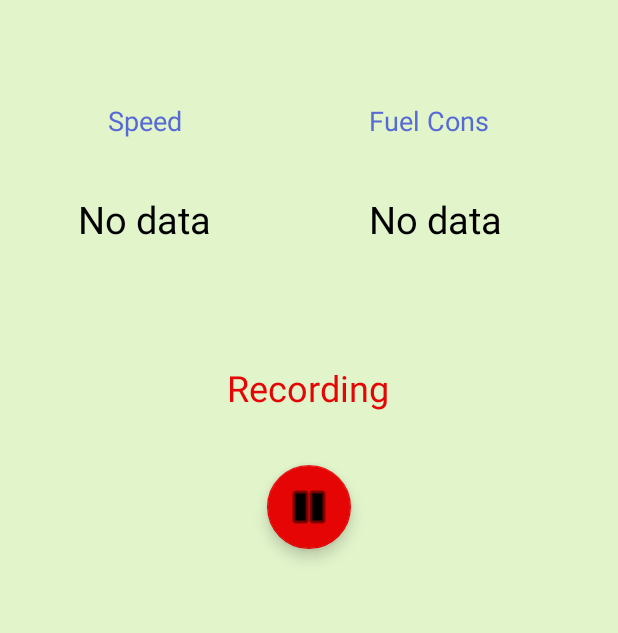
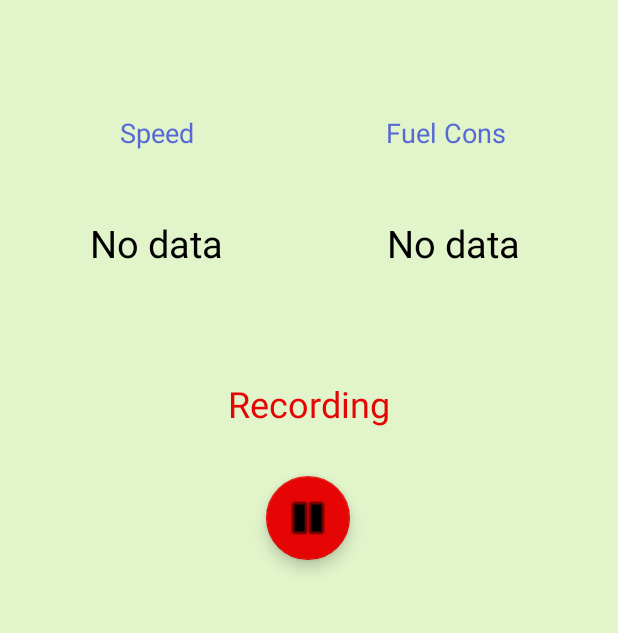
Before and after one commit to EE-Drive/EE-Drive-Client, an Android app: the RecordingScreenFragment screen opened through its navigation route, on a phone screen of 412 x 824 dp, the part 231-864 px from its top. Run offline under Robolectric (Android 15) with nearby library versions, the phone set to English and light mode, and no system bars; our stand-ins replace Room's generated code, navigation-ui; libraries missing offline, so code that uses them is left out: com.github.pires.obd.

Commit message:
Redesigning Buttons, text and background

```diff
--- a/app/src/main/res/layout/fragment_recording_screen.xml
+++ b/app/src/main/res/layout/fragment_recording_screen.xml
@@ -25,67 +25,17 @@
         app:layout_constraintTop_toTopOf="parent" />
 
     <TextView
-        android:id="@+id/recording_speed_txt"
-        android:layout_width="wrap_content"
-        android:layout_height="wrap_content"
-        android:layout_marginStart="72dp"
-        android:layout_marginLeft="72dp"
-        android:layout_marginTop="68dp"
-        android:maxEms="10"
-        android:text="Speed"
-        android:textColor="#5669D5"
-        android:textSize="18sp"
-        app:layout_constraintStart_toStartOf="parent"
-        app:layout_constraintTop_toBottomOf="@+id/recording_title_txt" />
-
-    <TextView
-        android:id="@+id/recording_fuelCons_txt"
-        android:layout_width="wrap_content"
-        android:layout_height="wrap_content"
-        android:layout_marginStart="50dp"
-        android:layout_marginTop="68dp"
-        android:layout_marginEnd="10dp"
-        android:autoText="false"
-        android:breakStrategy="simple"
-        android:freezesText="false"
-        android:maxEms="10"
-        android:text="Fuel Cons"
-        android:textAlignment="center"
-        android:textAllCaps="false"
-        android:textColor="#5669D5"
-        android:textSize="18sp"
-        app:layout_constraintEnd_toEndOf="parent"
-        app:layout_constraintHorizontal_bias="0.493"
-        app:layout_constraintStart_toEndOf="@+id/recording_speed_txt"
-        app:layout_constraintTop_toBottomOf="@+id/recording_title_txt" />
-
-    <TextView
         android:id="@+id/recording_speed_dynmTxt"
         android:layout_width="wrap_content"
         android:layout_height="wrap_content"
-        android:layout_marginStart="52dp"
-        android:layout_marginLeft="52dp"
-        android:layout_marginTop="36dp"
+        android:layout_marginStart="60dp"
+        android:layout_marginLeft="60dp"
+        android:layout_marginTop="44dp"
         android:text="No data"
         android:textColor="#000000"
         android:textSize="25sp"
         app:layout_constraintStart_toStartOf="parent"
         app:layout_constraintTop_toBottomOf="@+id/recording_speed_txt" />
-
-    <TextView
-        android:id="@+id/recording_fuelCons_dynmTxt"
-        android:layout_width="wrap_content"
-        android:layout_height="wrap_content"
-        android:layout_marginStart="115dp"
-        android:layout_marginTop="36dp"
-        android:layout_marginEnd="80dp"
-        android:text="No data"
-        android:textColor="#000000"
-        android:textSize="25sp"
-        app:layout_constraintEnd_toEndOf="parent"
-        app:layout_constraintHorizontal_bias="0.833"
-        app:layout_constraintStart_toEndOf="@+id/recording_speed_dynmTxt"
-        app:layout_constraintTop_toBottomOf="@+id/recording_fuelCons_txt" />
 
     <TextView
         android:id="@+id/recording_record_txt"
@@ -100,26 +50,76 @@
         android:textSize="24sp"
         app:layout_constraintBottom_toBottomOf="parent"
         app:layout_constraintEnd_toEndOf="parent"
-        app:layout_constraintHorizontal_bias="0.497"
         app:layout_constraintStart_toStartOf="parent"
         app:layout_constraintTop_toBottomOf="@+id/recording_fuelCons_txt"
-        app:layout_constraintVertical_bias="0.0" />
+        app:layout_constraintVertical_bias="0.018" />
+
+    <TextView
+        android:id="@+id/recording_fuelCons_txt"
+        android:layout_width="wrap_content"
+        android:layout_height="wrap_content"
+        android:layout_marginStart="50dp"
+        android:layout_marginTop="76dp"
+        android:layout_marginEnd="10dp"
+        android:autoText="false"
+        android:breakStrategy="simple"
+        android:freezesText="false"
+        android:maxEms="10"
+        android:text="Fuel Cons"
+        android:textAlignment="center"
+        android:textAllCaps="false"
+        android:textColor="#5669D5"
+        android:textSize="18sp"
+        app:layout_constraintEnd_toEndOf="parent"
+        app:layout_constraintHorizontal_bias="0.542"
+        app:layout_constraintStart_toEndOf="@+id/recording_speed_txt"
+        app:layout_constraintTop_toBottomOf="@+id/recording_title_txt" />
+
+    <TextView
+        android:id="@+id/recording_speed_txt"
+        android:layout_width="wrap_content"
+        android:layout_height="wrap_content"
+        android:layout_marginStart="80dp"
+        android:layout_marginLeft="80dp"
+        android:layout_marginTop="76dp"
+        android:maxEms="10"
+        android:text="Speed"
+        android:textColor="#5669D5"
+        android:textSize="18sp"
+        app:layout_constraintStart_toStartOf="parent"
+        app:layout_constraintTop_toBottomOf="@+id/recording_title_txt" />
 
     <com.google.android.material.floatingactionbutton.FloatingActionButton
         android:id="@+id/recording_stop_btn"
         android:layout_width="wrap_content"
         android:layout_height="wrap_content"
         android:layout_marginStart="16dp"
-        android:layout_marginTop="35dp"
+        android:layout_marginTop="32dp"
         android:layout_marginEnd="16dp"
         android:clickable="true"
         android:src="@android:drawable/ic_media_pause"
         app:backgroundTint="#E60505"
         app:fabSize="auto"
         app:layout_constraintEnd_toEndOf="parent"
+        app:layout_constraintHorizontal_bias="0.498"
         app:layout_constraintStart_toStartOf="parent"
         app:layout_constraintTop_toBottomOf="@+id/recording_record_txt"
         app:maxImageSize="36dp" />
 
+    <TextView
+        android:id="@+id/recording_fuelCons_dynmTxt"
+        android:layout_width="wrap_content"
+        android:layout_height="wrap_content"
+        android:layout_marginStart="115dp"
+        android:layout_marginTop="44dp"
+        android:layout_marginEnd="80dp"
+        android:text="No data"
+        android:textColor="#000000"
+        android:textSize="25sp"
+        app:layout_constraintEnd_toEndOf="parent"
+        app:layout_constraintHorizontal_bias="0.3"
+        app:layout_constraintStart_toEndOf="@+id/recording_speed_dynmTxt"
+        app:layout_constraintTop_toBottomOf="@+id/recording_fuelCons_txt" />
+
 
 </androidx.constraintlayout.widget.ConstraintLayout>
```
